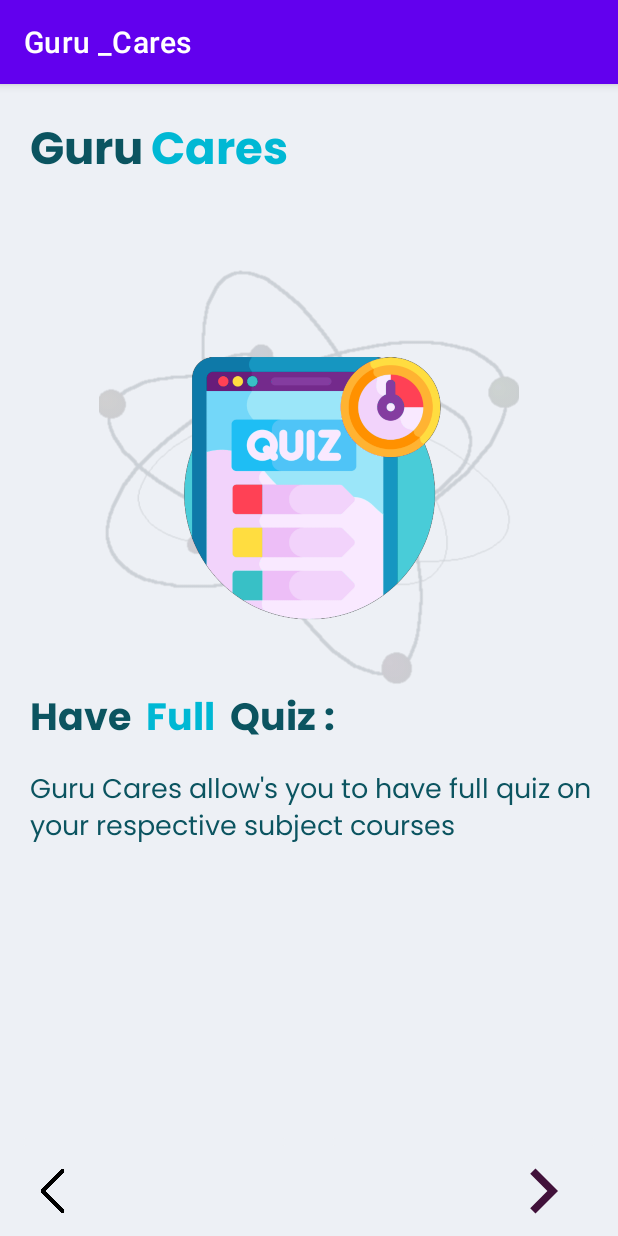
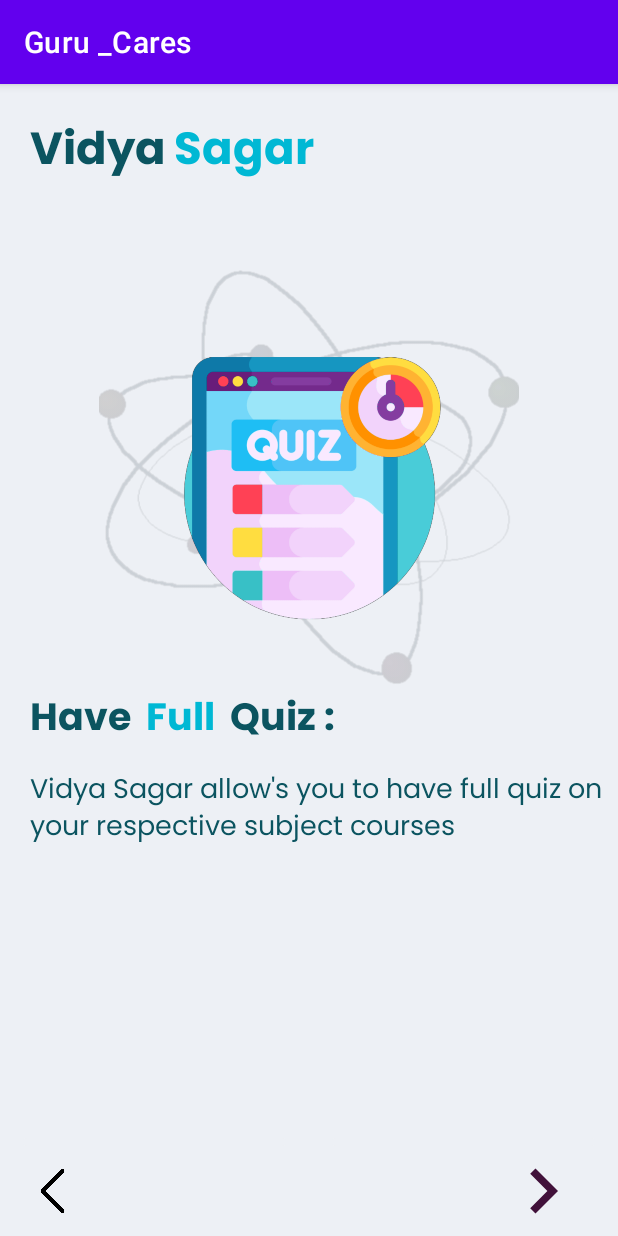
Before and after one commit to 098suraj/Vidya_Sagar, an Android app: the Entry2 screen opened directly, with no data from a screen before it, on a phone screen of 412 x 824 dp. Run offline under Robolectric (Android 15) with nearby library versions, the light colour scheme and no system bars; Roboto replaces fonts that are not available here.

```diff
--- a/app/src/main/res/layout/activity_entry1.xml
+++ b/app/src/main/res/layout/activity_entry1.xml
@@ -15,7 +15,7 @@
         android:layout_height="wrap_content"
         android:layout_marginLeft="20dp"
         android:fontFamily="@font/poppins_bold"
-        android:text="Guru"
+        android:text="Vidya"
         android:textColor="#0B5460"
         android:textSize="30sp" />
 
@@ -29,7 +29,7 @@
         android:layout_toRightOf="@id/title"
         android:fontFamily="@font/poppins_bold"
         android:gravity="center_horizontal"
-        android:text="Cares"
+        android:text="Sagar"
         android:textColor="#00B8D4"
         android:textSize="30sp" />
 
@@ -89,7 +89,7 @@
         android:layout_marginLeft="20sp"
         android:layout_marginTop="10dp"
         android:fontFamily="@font/poppins"
-        android:text="Guru Cares allow's you to enroll on your subject courses with e-learning material"
+        android:text="Vidya Sagar allow's you to enroll on your subject courses with e-learning material"
         android:textColor="#0B5460"
         android:textSize="18sp" />
 
--- a/app/src/main/res/layout/activity_entry2.xml
+++ b/app/src/main/res/layout/activity_entry2.xml
@@ -16,7 +16,7 @@
         android:layout_height="wrap_content"
         android:layout_marginLeft="20dp"
         android:fontFamily="@font/poppins_bold"
-        android:text="Guru"
+        android:text="Vidya"
         android:textColor="#0B5460"
         android:textSize="30sp" />
 
@@ -30,7 +30,7 @@
         android:layout_toRightOf="@id/title"
         android:fontFamily="@font/poppins_bold"
         android:gravity="center_horizontal"
-        android:text="Cares"
+        android:text="Sagar"
         android:textColor="#00B8D4"
         android:textSize="30sp" />
 
@@ -91,7 +91,7 @@
         android:fontFamily="@font/poppins"
         android:layout_below="@id/head1"
         android:textSize="18sp"
-        android:text="Guru Cares allow's you to have full quiz on your respective subject courses"
+        android:text="Vidya Sagar allow's you to have full quiz on your respective subject courses"
         />
 
 
--- a/app/src/main/res/layout/activity_login.xml
+++ b/app/src/main/res/layout/activity_login.xml
@@ -22,7 +22,7 @@
         <TextView
             android:layout_width="match_parent"
             android:layout_height="50dp"
-            android:text="Guru Cares Welcomes You!"
+            android:text="Vidya Sagar Welcomes You!"
             android:textColor="#0B5460"
             android:fontFamily="@font/poppins_bold"
             android:textSize="24sp"
@@ -74,7 +74,7 @@
             android:fontFamily="@font/oxygen"
             android:gravity="center"
             android:padding="10dp"
-            android:text="Finest investment Guru Care's can put is into The youth of this nation, Enjoy your process of learning with us."
+            android:text="Finest investment Vidya Sagar's can put is into The youth of this nation, Enjoy your process of learning with us."
             android:textColor="#0B5460"
             android:textSize="16sp"
             android:textStyle="bold" />
--- a/app/src/main/res/layout/activity_splash_screen.xml
+++ b/app/src/main/res/layout/activity_splash_screen.xml
@@ -33,7 +33,7 @@
             android:layout_weight="1"
             android:fontFamily="@font/poppins_bold"
             android:gravity="center_horizontal"
-            android:text="Guru Cares"
+            android:text="Vidya Sagar"
             android:textColor="#0B5460"
             android:textSize="30sp" />
 
```
